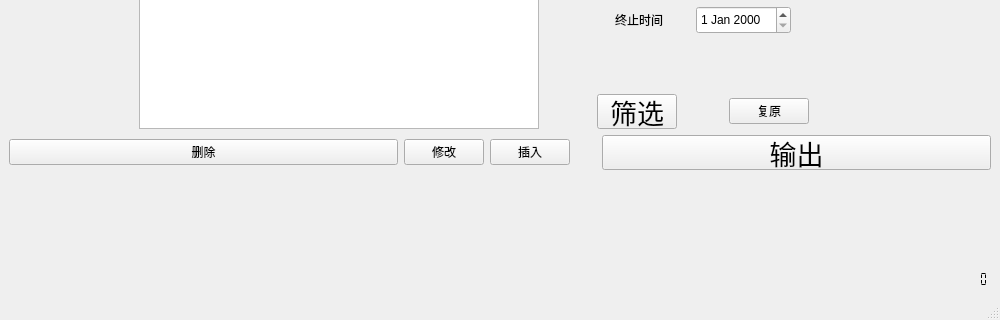
liuweiky/CCIMS, file shopsearchwindow.ui: the form before one commit; both pictures show x 0 to 1000 and y 480 to 800 of the 1000 by 800 pixel window.
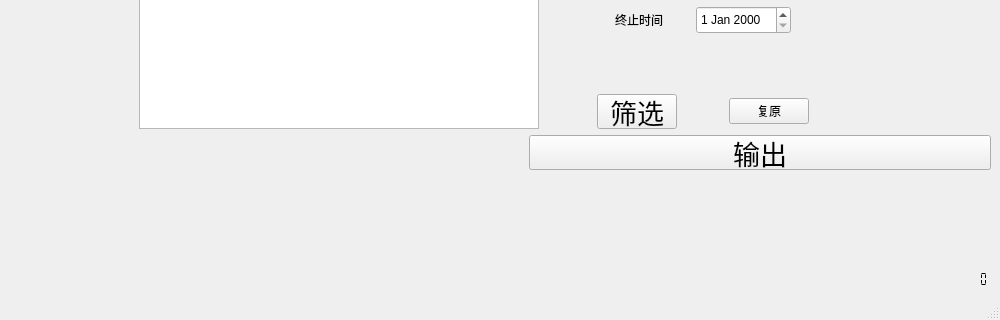
The form after the commit. Icons and pictures are not drawn.

```diff
--- a/shopsearchwindow.ui
+++ b/shopsearchwindow.ui
@@ -21,6 +21,19 @@
   </property>
   <widget class="QWidget" name="centralwidget">
    <layout class="QGridLayout" name="gridLayout_2">
+    <item row="0" column="1">
+     <spacer name="verticalSpacer_3">
+      <property name="orientation">
+       <enum>Qt::Vertical</enum>
+      </property>
+      <property name="sizeHint" stdset="0">
+       <size>
+        <width>20</width>
+        <height>108</height>
+       </size>
+      </property>
+     </spacer>
+    </item>
     <item row="0" column="0">
      <layout class="QVBoxLayout" name="verticalLayout">
       <item>
@@ -81,34 +94,7 @@
       </item>
      </layout>
     </item>
-    <item row="0" column="2">
-     <spacer name="verticalSpacer_3">
-      <property name="orientation">
-       <enum>Qt::Vertical</enum>
-      </property>
-      <property name="sizeHint" stdset="0">
-       <size>
-        <width>20</width>
-        <height>108</height>
-       </size>
-      </property>
-     </spacer>
-    </item>
-    <item row="2" column="0">
-     <widget class="QPushButton" name="DeleteButton">
-      <property name="text">
-       <string>删除</string>
-      </property>
-     </widget>
-    </item>
-    <item row="2" column="2">
-     <widget class="QPushButton" name="InsertButton">
-      <property name="text">
-       <string>插入</string>
-      </property>
-     </widget>
-    </item>
-    <item row="3" column="3">
+    <item row="3" column="2">
      <spacer name="verticalSpacer_4">
       <property name="orientation">
        <enum>Qt::Vertical</enum>
@@ -121,7 +107,7 @@
       </property>
      </spacer>
     </item>
-    <item row="1" column="0" colspan="5">
+    <item row="1" column="0" colspan="4">
      <layout class="QHBoxLayout" name="horizontalLayout_8">
       <item>
        <spacer name="horizontalSpacer_13">
@@ -484,7 +470,7 @@
       </item>
      </layout>
     </item>
-    <item row="3" column="4">
+    <item row="3" column="3">
      <layout class="QVBoxLayout" name="verticalLayout_2">
       <item>
        <spacer name="verticalSpacer_2">
@@ -546,14 +532,7 @@
       </item>
      </layout>
     </item>
-    <item row="2" column="1">
-     <widget class="QPushButton" name="AlterButton">
-      <property name="text">
-       <string>修改</string>
-      </property>
-     </widget>
-    </item>
-    <item row="2" column="4">
+    <item row="2" column="3">
      <widget class="QPushButton" name="ExportButton">
       <property name="minimumSize">
        <size>
```
